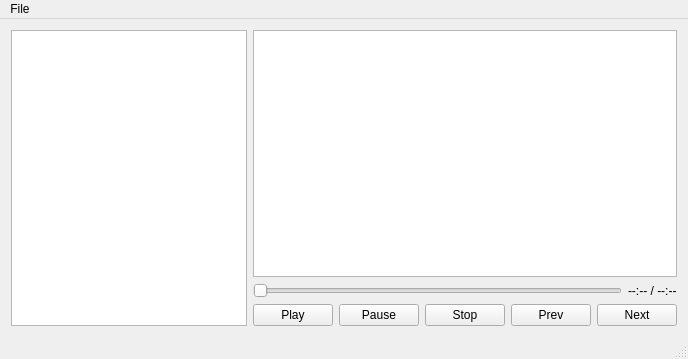
First picture: the form in MainWindow.ui, repository SocratesDz/xmp, before the edit.
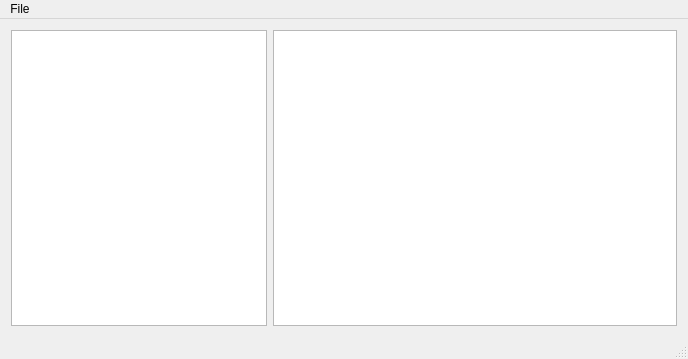
Second picture: the form after the edit.

Diff of the .ui file:
```diff
--- a/MainWindow.ui
+++ b/MainWindow.ui
@@ -18,7 +18,7 @@
     <item>
      <widget class="QTreeView" name="treeView">
       <property name="sizePolicy">
-       <sizepolicy hsizetype="Expanding" vsizetype="Expanding">
+       <sizepolicy hsizetype="Preferred" vsizetype="Expanding">
         <horstretch>0</horstretch>
         <verstretch>0</verstretch>
        </sizepolicy>
@@ -26,70 +26,18 @@
      </widget>
     </item>
     <item>
-     <layout class="QVBoxLayout" name="verticalLayout_2">
+     <layout class="QVBoxLayout" name="listAndPlayerLayout">
+      <property name="leftMargin">
+       <number>0</number>
+      </property>
+      <property name="rightMargin">
+       <number>0</number>
+      </property>
       <item>
        <widget class="QTableView" name="tableView"/>
       </item>
       <item>
-       <layout class="QVBoxLayout" name="verticalLayout">
-        <item>
-         <layout class="QHBoxLayout" name="horizontalLayout_2">
-          <item>
-           <widget class="QSlider" name="progressSlider">
-            <property name="orientation">
-             <enum>Qt::Horizontal</enum>
-            </property>
-           </widget>
-          </item>
-          <item>
-           <widget class="QLabel" name="durationLabel">
-            <property name="text">
-             <string>--:-- / --:--</string>
-            </property>
-           </widget>
-          </item>
-         </layout>
-        </item>
-        <item>
-         <layout class="QHBoxLayout" name="horizontalLayout">
-          <item>
-           <widget class="QPushButton" name="playButton">
-            <property name="text">
-             <string>Play</string>
-            </property>
-           </widget>
-          </item>
-          <item>
-           <widget class="QPushButton" name="pauseButton">
-            <property name="text">
-             <string>Pause</string>
-            </property>
-           </widget>
-          </item>
-          <item>
-           <widget class="QPushButton" name="stopButton">
-            <property name="text">
-             <string>Stop</string>
-            </property>
-           </widget>
-          </item>
-          <item>
-           <widget class="QPushButton" name="prevButton">
-            <property name="text">
-             <string>Prev</string>
-            </property>
-           </widget>
-          </item>
-          <item>
-           <widget class="QPushButton" name="nextButton">
-            <property name="text">
-             <string>Next</string>
-            </property>
-           </widget>
-          </item>
-         </layout>
-        </item>
-       </layout>
+       <layout class="QVBoxLayout" name="playerLayout"/>
       </item>
      </layout>
     </item>
```
